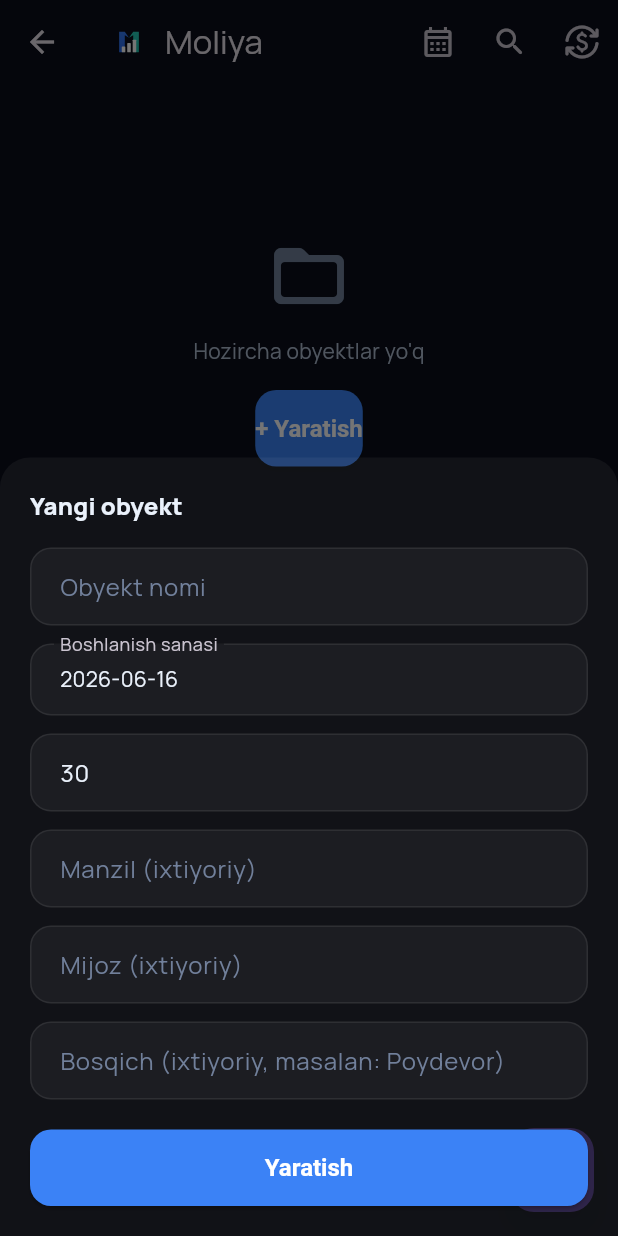
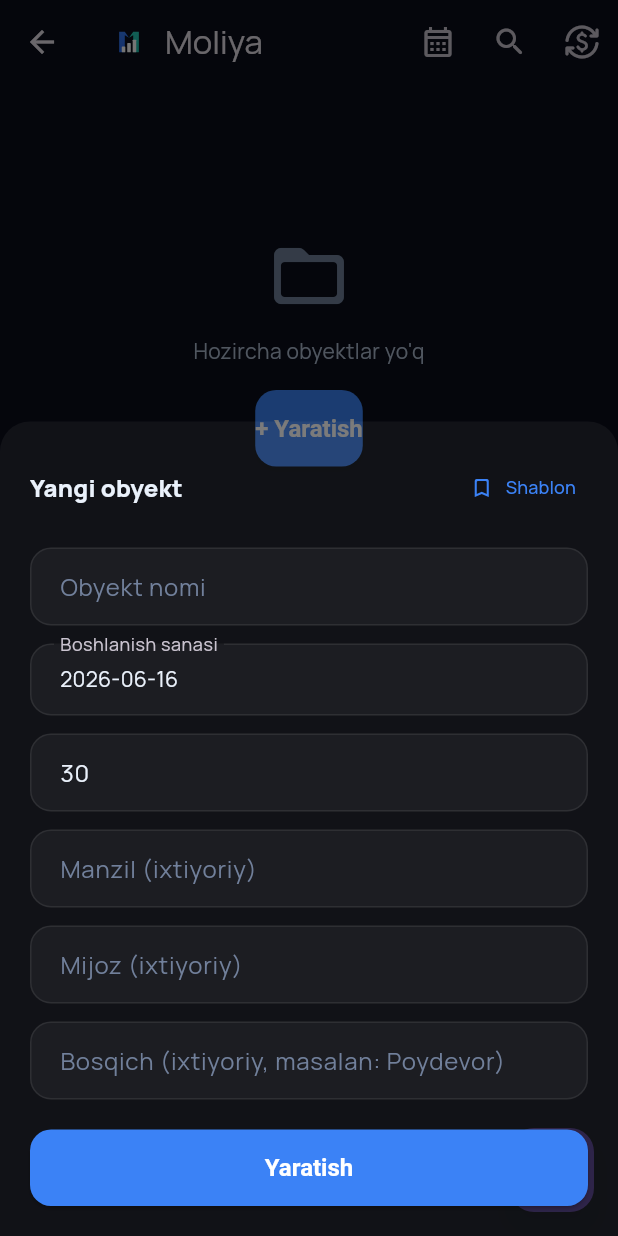
Before and after one commit to Bekzod131313/Prorab, a Flutter app: the DashboardScreen screen opened directly, after a tap on "+ Yaratish", on a phone screen of 412 x 824 dp. Run offline on Flutter 3.47's test engine with Material 3 defaults, Android fonts, the phone set to English and light mode, and no system bars; our stand-ins replace google_fonts, share_plus, shared_preferences, supabase_flutter; accounts and stored records are empty.

```diff
--- /dev/null
+++ b/flutter_app/lib/data/project_template_repository.dart
@@ -0,0 +1,71 @@
+import 'dart:convert';
+import 'package:shared_preferences/shared_preferences.dart';
+
+class ProjectTemplate {
+  final String id;
+  final String nomi;
+  final int muddat;
+  final String? manzil;
+  final String? mijoz;
+  final String? bosqich;
+
+  const ProjectTemplate({
+    required this.id,
+    required this.nomi,
+    required this.muddat,
+    this.manzil,
+    this.mijoz,
+    this.bosqich,
+  });
+
+  Map<String, dynamic> toJson() => {
+        'id': id,
+        'nomi': nomi,
+        'muddat': muddat,
+        'manzil': manzil,
+        'mijoz': mijoz,
+        'bosqich': bosqich,
+      };
+
+  factory ProjectTemplate.fromJson(Map<String, dynamic> j) => ProjectTemplate(
+        id: j['id'],
+        nomi: j['nomi'],
+        muddat: j['muddat'] ?? 30,
+        manzil: j['manzil'],
+        mijoz: j['mijoz'],
+        bosqich: j['bosqich'],
+      );
+}
+
+class ProjectTemplateRepository {
+  static const _key = 'project_templates_v1';
+
+  Future<List<ProjectTemplate>> load() async {
+    final prefs = await SharedPreferences.getInstance();
+    final raw = prefs.getString(_key);
+    if (raw == null) return [];
+    try {
+      final list = jsonDecode(raw) as List;
+      return list.map((e) => ProjectTemplate.fromJson(e as Map<String, dynamic>)).toList();
+    } catch (_) {
+      return [];
+    }
+  }
+
+  Future<void> save(List<ProjectTemplate> templates) async {
+    final prefs = await SharedPreferences.getInstance();
+    await prefs.setString(_key, jsonEncode(templates.map((t) => t.toJson()).toList()));
+  }
+
+  Future<void> add(ProjectTemplate template) async {
+    final list = await load();
+    list.insert(0, template);
+    await save(list);
+  }
+
+  Future<void> delete(String id) async {
+    final list = await load();
+    list.removeWhere((t) => t.id == id);
+    await save(list);
+  }
+}
--- a/flutter_app/lib/screens/dashboard_screen.dart
+++ b/flutter_app/lib/screens/dashboard_screen.dart
@@ -5,6 +5,7 @@ import '../data/currency_repository.dart';
 import '../data/prefs_repository.dart';
 import '../data/profile_repository.dart';
 import '../data/project_repository.dart';
+import '../data/project_template_repository.dart';
 import '../data/task_repository.dart';
 import '../data/transaction_repository.dart';
 import '../main.dart';
@@ -33,6 +34,7 @@ class _DashboardScreenState extends State<DashboardScreen> {
   final _profileRepo = ProfileRepository();
   final _taskRepo = TaskRepository();
   final _prefsRepo = PrefsRepository();
+  final _templateRepo = ProjectTemplateRepository();
   List<Project> _projects = [];
   List<ProjectTransaction> _recentTxs = [];
   List<UpcomingTask> _upcomingTasks = [];
@@ -162,9 +164,54 @@ class _DashboardScreenState extends State<DashboardScreen> {
             mainAxisSize: MainAxisSize.min,
             crossAxisAlignment: CrossAxisAlignment.stretch,
             children: [
-              Text(
-                'Yangi obyekt',
-                style: Theme.of(ctx).textTheme.titleMedium?.copyWith(fontWeight: FontWeight.w800),
+              Row(
+                children: [
+                  Expanded(child: Text('Yangi obyekt', style: Theme.of(ctx).textTheme.titleMedium?.copyWith(fontWeight: FontWeight.w800))),
+                  TextButton.icon(
+                    icon: const Icon(Icons.bookmark_outline_rounded, size: 16),
+                    label: const Text('Shablon', style: TextStyle(fontSize: 12)),
+                    style: TextButton.styleFrom(padding: const EdgeInsets.symmetric(horizontal: 8), foregroundColor: AppColors.accent),
+                    onPressed: () async {
+                      final templates = await _templateRepo.load();
+                      if (templates.isEmpty) {
+                        ScaffoldMessenger.of(context).showSnackBar(const SnackBar(content: Text("Saqlangan shablon yo'q")));
+                        return;
+                      }
+                      final tmpl = await showModalBottomSheet<ProjectTemplate>(
+                        context: context,
+                        backgroundColor: AppColors.card,
+                        shape: const RoundedRectangleBorder(borderRadius: BorderRadius.vertical(top: Radius.circular(20))),
+                        builder: (c) => Padding(
+                          padding: const EdgeInsets.fromLTRB(20, 20, 20, 32),
+                          child: Column(
+                            mainAxisSize: MainAxisSize.min,
+                            crossAxisAlignment: CrossAxisAlignment.start,
+                            children: [
+                              const Text('Shablon tanlash', style: TextStyle(fontWeight: FontWeight.w800, fontSize: 16)),
+                              const SizedBox(height: 12),
+                              for (final t in templates)
+                                ListTile(
+                                  contentPadding: EdgeInsets.zero,
+                                  title: Text(t.nomi),
+                                  subtitle: Text('${t.muddat} kun${t.mijoz?.isNotEmpty == true ? " • ${t.mijoz}" : ""}'),
+                                  onTap: () => Navigator.pop(c, t),
+                                ),
+                            ],
+                          ),
+                        ),
+                      );
+                      if (tmpl != null) {
+                        setSheetState(() {
+                          nameCtrl.text = tmpl.nomi;
+                          daysCtrl.text = tmpl.muddat.toString();
+                          manzilCtrl.text = tmpl.manzil ?? '';
+                          mijozCtrl.text = tmpl.mijoz ?? '';
+                          bosqichCtrl.text = tmpl.bosqich ?? '';
+                        });
+                      }
+                    },
+                  ),
+                ],
               ),
               const SizedBox(height: 16),
               TextField(
@@ -470,6 +517,12 @@ class _DashboardScreenState extends State<DashboardScreen> {
               title: const Text('Nusxa ko\'chirish'),
               onTap: () => Navigator.of(ctx).pop('duplicate'),
             ),
+            ListTile(
+              contentPadding: EdgeInsets.zero,
+              leading: const Icon(Icons.bookmark_add_outlined, color: AppColors.accentTeal),
+              title: const Text('Shablon sifatida saqlash'),
+              onTap: () => Navigator.of(ctx).pop('saveTemplate'),
+            ),
           ],
         ),
       ),
@@ -505,6 +558,18 @@ class _DashboardScreenState extends State<DashboardScreen> {
       _load();
       if (mounted) {
         ScaffoldMessenger.of(context).showSnackBar(const SnackBar(content: Text('Nusxa yaratildi')));
+      }
+    } else if (action == 'saveTemplate') {
+      await _templateRepo.add(ProjectTemplate(
+        id: DateTime.now().millisecondsSinceEpoch.toString(),
+        nomi: project.nomi,
+        muddat: project.muddat,
+        manzil: project.manzil,
+        mijoz: project.mijoz,
+        bosqich: project.bosqich,
+      ));
+      if (mounted) {
+        ScaffoldMessenger.of(context).showSnackBar(const SnackBar(content: Text('Shablon saqlandi')));
       }
     }
   }
```
